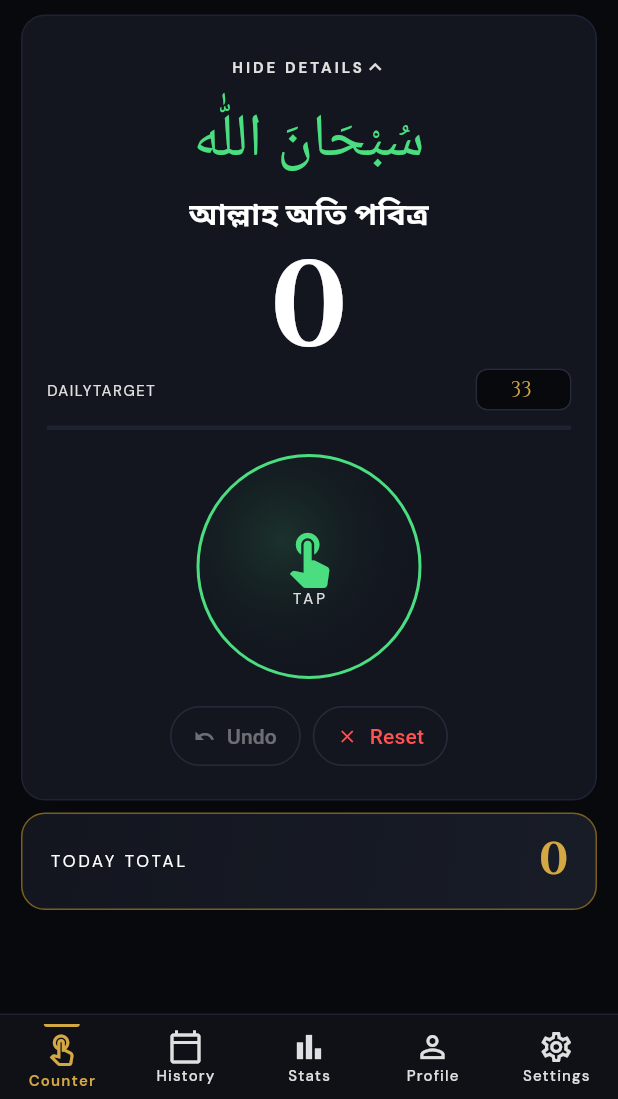
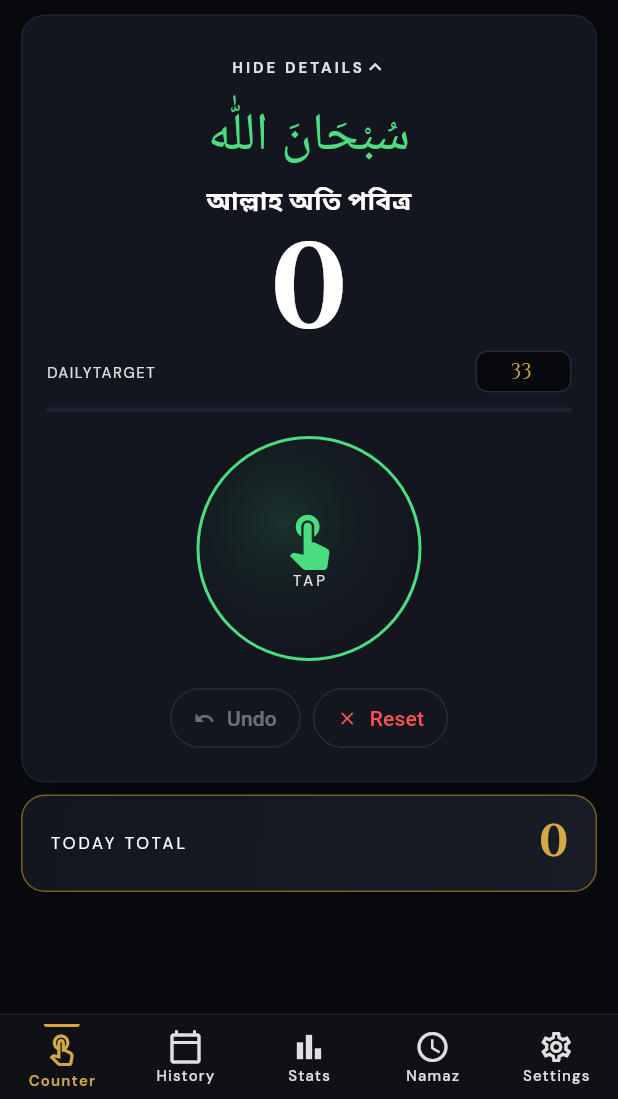
Before and after one commit to fazlupust/jikir_app, a Flutter app: the HomeScreen screen opened by its route, after a tap on "SELECT DHIKR", on a phone screen of 412 x 824 dp, the part 137-1236 px from its top. Run offline on Flutter 3.47's test engine with Material 3 defaults, Android fonts, the phone set to English and light mode, and no system bars; our stand-ins replace adhan, cloud_firestore, file_picker, firebase_auth, firebase_core, firebase_messaging and 12 more; accounts and stored records are empty; Roboto replaces fonts that are missing (Amiri).

Commit message:
add namaz payer time

```diff
--- a/lib/app/core/constants/dhikr_constants.dart
+++ b/lib/app/core/constants/dhikr_constants.dart
@@ -96,10 +96,11 @@ class DhikrConstants {
     ),
     DhikrItem(
       id: 'laHawla',
-      ar: 'لَا حَوْلَ وَلَا قُوَّةَ',
-      bn: 'লা হাওলা ওয়ালা কুওয়াতা',
-      en: 'La Hawla',
-      meaning: 'আল্লাহ ছাড়া কোনো শক্তি ও ক্ষমতা নেই',
+      ar: 'لَا حَوْلَ وَلَا قُوَّةَ إِلَّا بِاللَّهِ',
+      bn: 'লা হাওলা ওয়ালা কুউওয়াতা ইল্লা বিল্লাহ',
+      en: 'La Hawla Wala Quwwata Illa Billah',
+      meaning:
+          'আল্লাহ ছাড়া কোনো শক্তি নেই এবং আল্লাহ ছাড়া কোনো আশ্রয় বা ক্ষমতা নেই',
       color: Color(0xFFfbbf24),
       target: 33,
     ),
--- a/lib/app/features/home/domain/entities/app_settings_entity.dart
+++ b/lib/app/features/home/domain/entities/app_settings_entity.dart
@@ -5,6 +5,7 @@ class AppSettingsEntity {
   final bool milestoneAlerts;
   final String theme;
   final String language;
+  final bool namazNotifications;
 
   AppSettingsEntity({
     required this.vibration,
@@ -13,6 +14,7 @@ class AppSettingsEntity {
     required this.milestoneAlerts,
     required this.theme,
     required this.language,
+    required this.namazNotifications,
   });
 
   factory AppSettingsEntity.defaultSettings() {
@@ -23,6 +25,7 @@ class AppSettingsEntity {
       milestoneAlerts: true,
       theme: 'dark',
       language: 'en',
+      namazNotifications: false,
     );
   }
 
@@ -33,6 +36,7 @@ class AppSettingsEntity {
     bool? milestoneAlerts,
     String? theme,
     String? language,
+    bool? namazNotifications,
   }) {
     return AppSettingsEntity(
       vibration: vibration ?? this.vibration,
@@ -41,6 +45,7 @@ class AppSettingsEntity {
       milestoneAlerts: milestoneAlerts ?? this.milestoneAlerts,
       theme: theme ?? this.theme,
       language: language ?? this.language,
+      namazNotifications: namazNotifications ?? this.namazNotifications,
     );
   }
 
@@ -52,6 +57,7 @@ class AppSettingsEntity {
       'milestoneAlerts': milestoneAlerts,
       'theme': theme,
       'language': language,
+      'namazNotifications': namazNotifications,
     };
   }
 
@@ -63,6 +69,7 @@ class AppSettingsEntity {
       milestoneAlerts: map['milestoneAlerts'] ?? true,
       theme: map['theme'] ?? 'dark',
       language: map['language'] ?? 'en',
+      namazNotifications: map['namazNotifications'] ?? false,
     );
   }
 }
--- a/lib/app/features/home/presentation/controller/home_controller.dart
+++ b/lib/app/features/home/presentation/controller/home_controller.dart
@@ -11,7 +11,10 @@ import 'package:firebase_auth/firebase_auth.dart';
 import 'package:google_sign_in/google_sign_in.dart';
 
 import 'package:cloud_firestore/cloud_firestore.dart';
-
+import 'package:flutter_local_notifications/flutter_local_notifications.dart';
+import 'package:timezone/data/latest_all.dart' as tz;
+import 'package:timezone/timezone.dart' as tz;
+import 'package:adhan/adhan.dart';
 import '../../../../core/constants/dhikr_constants.dart';
 import '../../../../core/theme/app_theme.dart';
 import '../../domain/entities/app_settings_entity.dart';
@@ -42,6 +45,10 @@ class HomeController extends GetxController {
   // Profile & Settings State
   var profile = UserProfileEntity.empty().obs;
   var settings = AppSettingsEntity.defaultSettings().obs;
+
+  // Notifications & Namaz
+  final FlutterLocalNotificationsPlugin flutterLocalNotificationsPlugin = FlutterLocalNotificationsPlugin();
+  var prayerTimes = <Map<String, String>>[].obs;
 
   // History & Stats State
   var activeDates = <String>[].obs;
@@ -99,7 +106,22 @@ class HomeController extends GetxController {
   @override
   void onInit() {
     super.onInit();
+    _initNotifications();
     _loadInitialData();
+  }
+
+  Future<void> _initNotifications() async {
+    tz.initializeTimeZones();
+    const AndroidInitializationSettings initializationSettingsAndroid = AndroidInitializationSettings('@mipmap/ic_launcher');
+    final DarwinInitializationSettings initializationSettingsDarwin = DarwinInitializationSettings(
+      requestAlertPermission: true,
+      requestBadgePermission: true,
+      requestSoundPermission: true,
+    );
+    final InitializationSettings initializationSettings = InitializationSettings(
+        android: initializationSettingsAndroid,
+        iOS: initializationSettingsDarwin);
+    await flutterLocalNotificationsPlugin.initialize(initializationSettings);
   }
 
   Future<void> _loadInitialData() async {
@@ -107,6 +129,7 @@ class HomeController extends GetxController {
     final st = await repository.getSettings();
     settings.value = st;
     _applySettings();
+    _calculatePrayerTimes();
 
     // 2. Load Profile
     final pr = await repository.getProfile();
@@ -293,6 +316,95 @@ class HomeController extends GetxController {
   void setKeepScreenOn(bool val) {
     _updateSettings(settings.value.copyWith(keepScreenOn: val));
     _applySettings();
+  }
+
+  void setNamazNotifications(bool val) {
+    _updateSettings(settings.value.copyWith(namazNotifications: val));
+    if (!val) {
+      flutterLocalNotificationsPlugin.cancelAll();
+    } else {
+      _calculatePrayerTimes();
+    }
+  }
+
+  void _calculatePrayerTimes() {
+    // Default config to Dhaka for demonstration
+    final coordinates = Coordinates(23.8103, 90.4125);
+    final params = CalculationMethod.karachi.getParameters();
+    params.madhab = Madhab.hanafi;
+    final date = DateComponents.from(DateTime.now());
+    final ptObj = PrayerTimes(coordinates, date, params);
+
+    final format = DateFormat.jm();
+
+    // Check if current time is within range
+    String checkNow(DateTime time1, DateTime time2) {
+      final now = DateTime.now();
+      if (now.isAfter(time1) && now.isBefore(time2)) return 'true';
+      return 'false';
+    }
+
+    prayerTimes.assignAll([
+      {
+        'name': 'ফজর',
+        'start': format.format(ptObj.fajr),
+        'end': format.format(ptObj.sunrise),
+        'isCurrent': checkNow(ptObj.fajr, ptObj.sunrise)
+      },
+      {
+        'name': 'যোহর',
+        'start': format.format(ptObj.dhuhr),
+        'end': format.format(ptObj.asr),
+        'isCurrent': checkNow(ptObj.dhuhr, ptObj.asr)
+      },
+      {
+        'name': 'আসর',
+        'start': format.format(ptObj.asr),
+        'end': format.format(ptObj.maghrib),
+        'isCurrent': checkNow(ptObj.asr, ptObj.maghrib)
+      },
+      {
+        'name': 'মাগরিব',
+        'start': format.format(ptObj.maghrib),
+        'end': format.format(ptObj.isha),
+        'isCurrent': checkNow(ptObj.maghrib, ptObj.isha)
+      },
+      {
+        'name': 'এশা',
+        'start': format.format(ptObj.isha),
+        'end': format.format(ptObj.fajr.add(const Duration(days: 1))),
+        'isCurrent': checkNow(ptObj.isha, DateTime.now().add(const Duration(hours: 1)))
+      },
+    ]);
+
+    if (settings.value.namazNotifications) {
+      _scheduleNotifications(ptObj);
+    }
+  }
+
+  Future<void> _scheduleNotifications(PrayerTimes pt) async {
+    await flutterLocalNotificationsPlugin.cancelAll(); // Clear old
+
+    void schedule(int id, String name, DateTime time) async {
+      if (time.isBefore(DateTime.now())) return;
+      await flutterLocalNotificationsPlugin.zonedSchedule(
+        id,
+        'নামাজের সময়',
+        'এখন $name নামাজের সময় হয়েছে',
+        tz.TZDateTime.from(time, tz.local),
+        const NotificationDetails(
+          android: AndroidNotificationDetails('namaz_channel', 'Namaz Notifications', channelDescription: 'Reminders for daily Namaz', importance: Importance.max, priority: Priority.high),
+        ),
+        androidScheduleMode: AndroidScheduleMode.exactAllowWhileIdle,
+        uiLocalNotificationDateInterpretation: UILocalNotificationDateInterpretation.absoluteTime,
+      );
+    }
+
+    schedule(1, 'ফজর', pt.fajr);
+    schedule(2, 'যোহর', pt.dhuhr);
+    schedule(3, 'আসর', pt.asr);
+    schedule(4, 'মাগরিব', pt.maghrib);
+    schedule(5, 'এশা', pt.isha);
   }
 
   void setTheme(String themeId) {
--- a/lib/app/features/home/presentation/screens/counter_screen.dart
+++ b/lib/app/features/home/presentation/screens/counter_screen.dart
@@ -226,7 +226,7 @@ class CounterScreen extends GetView<HomeController> {
                                 curItem.ar,
                                 textAlign: TextAlign.center,
                                 style: context.arabicText.copyWith(
-                                  fontSize: 40,
+                                  fontSize: 35,
                                   color: curItem.color,
                                 ),
                               ),
@@ -235,7 +235,7 @@ class CounterScreen extends GetView<HomeController> {
                                 curItem.meaning,
                                 textAlign: TextAlign.center,
                                 style: TextStyle(
-                                  fontSize: 20,
+                                  fontSize: 17,
                                   color: appColors.txt,
                                   fontWeight: FontWeight.bold,
                                 ),
--- a/lib/app/features/home/presentation/screens/home_screen.dart
+++ b/lib/app/features/home/presentation/screens/home_screen.dart
@@ -8,6 +8,7 @@ import 'counter_screen.dart';
 import 'history_screen.dart';
 import 'stats_screen.dart';
 import 'profile_screen.dart';
+import 'namaz_screen.dart';
 import 'settings_screen.dart';
 
 class HomeScreen extends GetView<HomeController> {
@@ -60,7 +61,7 @@ class HomeScreen extends GetView<HomeController> {
             const CounterScreen(),
             const HistoryScreen(),
             const StatsScreen(),
-            const ProfileScreen(),
+            const NamazScreen(),
             const SettingsScreen(),
           ],
         ),
@@ -94,9 +95,9 @@ class HomeScreen extends GetView<HomeController> {
                 label: 'Stats'.tr,
               ),
               BottomNavigationBarItem(
-                icon: Icon(Icons.person_outline),
-                activeIcon: _activeIcon(Icons.person_outline, appColors.gold),
-                label: 'Profile'.tr,
+                icon: Icon(Icons.access_time_outlined),
+                activeIcon: _activeIcon(Icons.access_time_outlined, appColors.gold),
+                label: 'Namaz'.tr,
               ),
               BottomNavigationBarItem(
                 icon: Icon(Icons.settings_outlined),
--- /dev/null
+++ b/lib/app/features/home/presentation/screens/namaz_screen.dart
@@ -0,0 +1,145 @@
+import 'package:flutter/material.dart';
+import 'package:get/get.dart';
+import '../../../../core/theme/app_theme.dart';
+import '../controller/home_controller.dart';
+
+class NamazScreen extends GetView<HomeController> {
+  const NamazScreen({super.key});
+
+  @override
+  Widget build(BuildContext context) {
+    return Obx(() {
+      final appColors = context.appColors;
+      final settings = controller.settings.value;
+
+      return Container(
+        color: appColors.bg,
+        child: ListView(
+          padding: const EdgeInsets.symmetric(horizontal: 16, vertical: 20),
+          children: [
+            // HERO CARD FOR NAMAZ
+            Container(
+              padding: const EdgeInsets.all(24),
+              decoration: BoxDecoration(
+                gradient: LinearGradient(
+                  colors: [appColors.goldD, appColors.card],
+                  begin: Alignment.topLeft,
+                  end: Alignment.bottomRight,
+                ),
+                borderRadius: BorderRadius.circular(24),
+                boxShadow: [
+                  BoxShadow(color: appColors.gold.withOpacity(0.1), blurRadius: 20, offset: const Offset(0, 10))
+                ],
+                border: Border.all(color: appColors.gold.withOpacity(0.3), width: 1),
+              ),
+              child: Column(
+                crossAxisAlignment: CrossAxisAlignment.start,
+                children: [
+                  Row(
+                    mainAxisAlignment: MainAxisAlignment.spaceBetween,
+                    children: [
+                      Column(
+                        crossAxisAlignment: CrossAxisAlignment.start,
+                        children: [
+                          Text("صَلَاة", style: context.arabicText.copyWith(fontSize: 32, color: appColors.gold, height: 1)),
+                          const SizedBox(height: 4),
+                          Text("নামাজের সময়সূচি", style: TextStyle(color: appColors.txt, fontSize: 20, fontWeight: FontWeight.bold, letterSpacing: 1)),
+                        ],
+                      ),
+                      Container(
+                        padding: const EdgeInsets.all(12),
+                        decoration: BoxDecoration(color: appColors.bg.withOpacity(0.5), shape: BoxShape.circle),
+                        child: Icon(Icons.mosque, size: 30, color: appColors.gold),
+                      )
+                    ],
+                  ),
+                  const SizedBox(height: 20),
+                  Container(
+                    padding: const EdgeInsets.symmetric(horizontal: 16, vertical: 12),
+                    decoration: BoxDecoration(color: appColors.bg.withOpacity(0.6), borderRadius: BorderRadius.circular(16)),
+                    child: Row(
+                      mainAxisAlignment: MainAxisAlignment.spaceBetween,
+                      children: [
+                        Column(
+                          crossAxisAlignment: CrossAxisAlignment.start,
+                          children: [
+                            Text("নামাজের নোটিফিকেশন", style: TextStyle(color: appColors.txt, fontSize: 13, fontWeight: FontWeight.bold)),
+                            const SizedBox(height: 2),
+                            Text("প্রতি ওয়াক্তের এলার্ম চালু করুন", style: TextStyle(color: appColors.txt3, fontSize: 10)),
+                          ],
+                        ),
+                        Switch(
+                          value: settings.namazNotifications,
+                          onChanged: controller.setNamazNotifications,
+                          activeColor: appColors.gold,
+                          activeTrackColor: appColors.gold.withOpacity(0.3),
+                        ),
+                      ],
+                    ),
+                  ),
+                ],
+              ),
+            ),
+            const SizedBox(height: 30),
+
+            // PRAYER TIMES LIST
+            if (controller.prayerTimes.isNotEmpty) ...[
+              Text("আজকের সময়", style: TextStyle(fontSize: 14, fontWeight: FontWeight.bold, letterSpacing: 1, color: appColors.txt2)),
+              const SizedBox(height: 12),
+              ...controller.prayerTimes.map((pt) {
+                final isCurrent = pt['isCurrent'] == 'true';
+
+                return AnimatedContainer(
+                  duration: const Duration(milliseconds: 300),
+                  margin: const EdgeInsets.only(bottom: 12),
+                  decoration: BoxDecoration(
+                    color: isCurrent ? appColors.gold.withOpacity(0.08) : appColors.card,
+                    borderRadius: BorderRadius.circular(16),
+                    border: Border.all(color: isCurrent ? appColors.gold : appColors.bdr),
+                    boxShadow: isCurrent ? [BoxShadow(color: appColors.gold.withOpacity(0.1), blurRadius: 10)] : [],
+                  ),
+                  child: ListTile(
+                    contentPadding: const EdgeInsets.symmetric(horizontal: 16, vertical: 4),
+                    leading: Container(
+                      padding: const EdgeInsets.all(10),
+                      decoration: BoxDecoration(
+                        color: isCurrent ? appColors.gold : appColors.card2,
+                        borderRadius: BorderRadius.circular(12)
+                      ),
+                      child: Icon(Icons.access_time_filled, size: 20, color: isCurrent ? appColors.bg : appColors.txt2),
+                    ),
+                    title: Text(pt['name']!, style: TextStyle(color: isCurrent ? appColors.gold : appColors.txt, fontSize: 16, fontWeight: isCurrent ? FontWeight.bold : FontWeight.w600)),
+                    subtitle: Padding(
+                      padding: const EdgeInsets.only(top: 4),
+                      child: Text('${pt['start']}  -  ${pt['end']}', style: TextStyle(color: appColors.txt3, fontSize: 12, letterSpacing: 1)),
+                    ),
+                    trailing: isCurrent
+                        ? Container(
+                            padding: const EdgeInsets.symmetric(horizontal: 12, vertical: 6),
+                            decoration: BoxDecoration(color: appColors.gold, borderRadius: BorderRadius.circular(20)),
+                            child: Text("চলমান", style: TextStyle(color: appColors.bg, fontSize: 11, fontWeight: FontWeight.bold)),
+                          )
+                        : Icon(Icons.chevron_right, color: appColors.txt3, size: 20),
+                  ),
+                );
+              }),
+            ] else ...[
+              Center(
+                child: Padding(
+                  padding: const EdgeInsets.all(40.0),
+                  child: Column(
+                    children: [
+                      CircularProgressIndicator(color: appColors.gold),
+                      const SizedBox(height: 16),
+                      Text("সময় লোড হচ্ছে...", style: TextStyle(color: appColors.txt3, fontSize: 14)),
+                    ],
+                  ),
+                ),
+              )
+            ]
+          ],
+        ),
+      );
+    });
+  }
+}
--- a/lib/app/features/home/presentation/screens/profile_screen.dart
+++ b/lib/app/features/home/presentation/screens/profile_screen.dart
@@ -16,9 +16,15 @@ class ProfileScreen extends GetView<HomeController> {
 
       final totalRecords = controller.allTimeStats.values.fold(0, (sum, val) => sum + val);
 
-      return Container(
-        color: appColors.bg,
-        child: ListView(
+      return Scaffold(
+        backgroundColor: appColors.bg,
+        appBar: AppBar(
+          backgroundColor: appColors.surf,
+          elevation: 0,
+          title: Text('Profile'.tr, style: TextStyle(color: appColors.txt)),
+          iconTheme: IconThemeData(color: appColors.txt),
+        ),
+        body: ListView(
           padding: const EdgeInsets.symmetric(horizontal: 14, vertical: 14),
           children: [
             // AVATAR
--- a/lib/app/features/home/presentation/screens/settings_screen.dart
+++ b/lib/app/features/home/presentation/screens/settings_screen.dart
@@ -18,6 +18,42 @@ class SettingsScreen extends GetView<HomeController> {
         child: ListView(
           padding: const EdgeInsets.symmetric(horizontal: 14, vertical: 14),
           children: [
+            // PROFILE NAVIGATION
+            GestureDetector(
+              onTap: () => Get.toNamed('/profile'),
+              child: Container(
+                padding: const EdgeInsets.all(12),
+                decoration: BoxDecoration(color: appColors.card, borderRadius: BorderRadius.circular(16), border: Border.all(color: appColors.bdr)),
+                child: Row(
+                  children: [
+                    Container(
+                      width: 48, height: 48,
+                      decoration: BoxDecoration(
+                        shape: BoxShape.circle,
+                        gradient: LinearGradient(colors: [appColors.card2, appColors.card]),
+                        border: Border.all(color: appColors.goldD, width: 1),
+                      ),
+                      alignment: Alignment.center,
+                      child: Text(profile.avatar, style: const TextStyle(fontSize: 22)),
+                    ),
+                    const SizedBox(width: 12),
+                    Expanded(
+                      child: Column(
+                        crossAxisAlignment: CrossAxisAlignment.start,
+                        children: [
+                          Text(profile.name, style: TextStyle(color: appColors.txt, fontSize: 15, fontWeight: FontWeight.bold)),
+                          Text("View Profile & Stats", style: TextStyle(color: appColors.txt3, fontSize: 11)),
+                        ],
+                      ),
+                    ),
+                    Icon(Icons.chevron_right, color: appColors.gold),
+                  ],
+                ),
+              ),
+            ),
+            const SizedBox(height: 20),
+
+
             // THEME
             Text("theme".tr.toUpperCase(),
                 style: TextStyle(fontSize: 10, letterSpacing: 3, color: appColors.txt3)),
--- a/lib/app/routes/app_pages.dart
+++ b/lib/app/routes/app_pages.dart
@@ -7,6 +7,8 @@ import '../features/splash/presentation/screens/splash_screen.dart';
 import '../features/home/home_binding.dart';
 
 import '../features/home/presentation/screens/users_list_screen.dart';
+import '../features/home/presentation/screens/settings_screen.dart';
+import '../features/home/presentation/screens/profile_screen.dart';
 
 class AppPages {
   static final routes = [
@@ -29,5 +31,13 @@ class AppPages {
       name: '/users_list',
       page: () => const UsersListScreen(),
     ),
+    GetPage(
+      name: '/settings',
+      page: () => const SettingsScreen(),
+    ),
+    GetPage(
+      name: '/profile',
+      page: () => const ProfileScreen(),
+    ),
   ];
 }
--- a/pubspec.yaml
+++ b/pubspec.yaml
@@ -52,6 +52,9 @@ dependencies:
   file_picker: ^11.0.1
   share_plus: ^12.0.2
   path_provider: ^2.1.5
+  flutter_local_notifications: ^17.2.3
+  timezone: ^0.9.4
+  adhan: ^2.0.0+1
 
 dev_dependencies:
   flutter_test:
```
Also changed, not shown: pubspec.lock, 3 other files.
